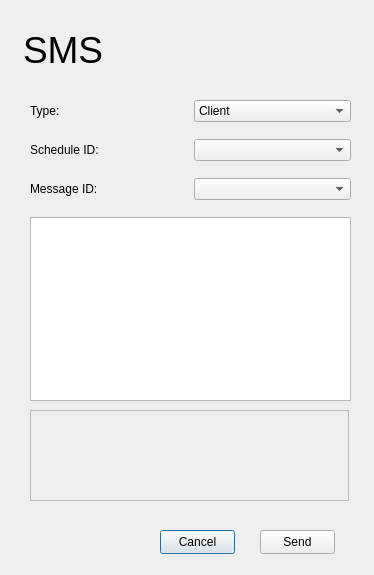
First picture: the form in UI folder/sms.ui, repository luimartin/Pest-Control-Managment-System, before the edit.
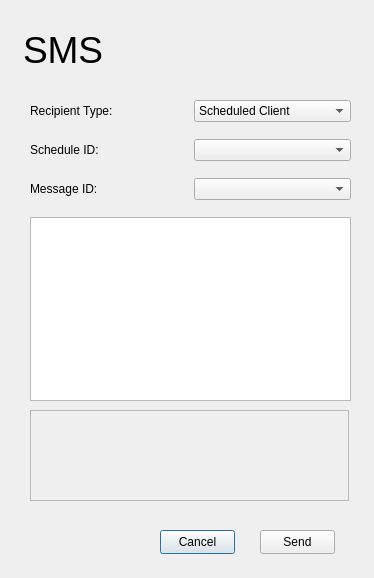
Second picture: the form after the edit.

The edit to the form file:
```diff
--- a/UI folder/sms.ui
+++ b/UI folder/sms.ui
@@ -7,7 +7,7 @@
     <x>0</x>
     <y>0</y>
     <width>374</width>
-    <height>575</height>
+    <height>578</height>
    </rect>
   </property>
   <property name="windowTitle">
@@ -74,7 +74,7 @@
     </rect>
    </property>
   </widget>
-  <widget class="QWidget" name="">
+  <widget class="QWidget" name="layoutWidget">
    <property name="geometry">
     <rect>
      <x>30</x>
@@ -104,7 +104,7 @@
      <widget class="QComboBox" name="typeinput">
       <item>
        <property name="text">
-        <string>Client</string>
+        <string>Scheduled Client</string>
        </property>
       </item>
       <item>
@@ -127,7 +127,7 @@
     <item row="0" column="0">
      <widget class="QLabel" name="label_3">
       <property name="text">
-       <string>Type: </string>
+       <string>Recipient Type:</string>
       </property>
      </widget>
     </item>
```
Left out of the diff: 2 changed lines with no effect on the pictures.
